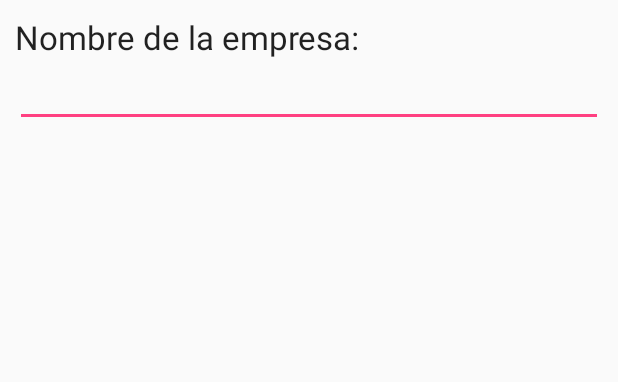
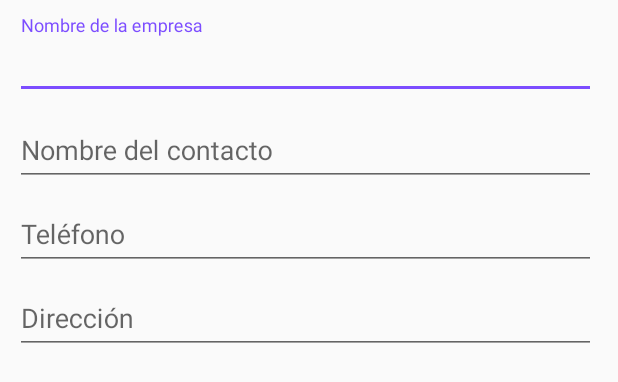
Before and after one commit to AlisonGonzalez/PermitManager, an Android app: the layout prompts.xml on its own in the app's theme, with its tools: preview values and no code run, on a phone screen of 412 x 824 dp. Shown: the top 382 px of the screen. Run offline under Robolectric (Android 15) with nearby library versions, the phone set to English and light mode, and no system bars.

Commit message:
Cuadro de diálogo con todos los datos. Nuevos colores.

```diff
--- a/app/build.gradle
+++ b/app/build.gradle
@@ -30,6 +30,8 @@ dependencies {
     compile 'com.google.firebase:firebase-core:11.8.0'
     compile 'com.google.firebase:firebase-database:11.8.0'
     compile 'com.firebaseui:firebase-ui-auth:3.2.2'
+    compile 'com.firebaseui:firebase-ui:3.2.2'
+
 }
 
 apply plugin: 'com.google.gms.google-services'
--- a/app/src/main/res/layout/prompts.xml
+++ b/app/src/main/res/layout/prompts.xml
@@ -1,26 +1,55 @@
 <?xml version="1.0" encoding="utf-8"?>
 <LinearLayout xmlns:android="http://schemas.android.com/apk/res/android"
+    xmlns:app="http://schemas.android.com/apk/res-auto"
     android:id="@+id/layout_root"
     android:layout_width="fill_parent"
     android:layout_height="fill_parent"
     android:orientation="vertical"
-    android:padding="10dp" >
+    android:padding="10dp">
 
-    <TextView
-        android:id="@+id/textView"
-        android:layout_width="wrap_content"
-        android:layout_height="wrap_content"
-        android:text="Nombre de la empresa: "
-        android:textAppearance="?android:attr/textAppearanceLarge" />
+    <android.support.design.widget.TextInputLayout
+        android:id="@+id/companyInput"
+        android:layout_width="387dp"
+        android:layout_height="58dp"
+        app:errorEnabled="true">
 
-    <EditText
-        android:id="@+id/userInput"
-        android:layout_width="match_parent"
-        android:inputType="text"
-        android:layout_height="wrap_content" >
+        <android.support.design.widget.TextInputEditText
+            android:layout_width="match_parent"
+            android:layout_height="wrap_content"
+            android:hint="Nombre de la empresa" />
+    </android.support.design.widget.TextInputLayout>
 
-        <requestFocus />
+    <android.support.design.widget.TextInputLayout
+        android:id="@+id/contactInput"
+        android:layout_width="387dp"
+        android:layout_height="wrap_content">
 
-    </EditText>
+        <android.support.design.widget.TextInputEditText
+            android:layout_width="match_parent"
+            android:layout_height="wrap_content"
+            android:hint="Nombre del contacto" />
+    </android.support.design.widget.TextInputLayout>
+
+    <android.support.design.widget.TextInputLayout
+        android:id="@+id/phoneInput"
+        android:layout_width="387dp"
+        android:layout_height="wrap_content">
+
+        <android.support.design.widget.TextInputEditText
+            android:layout_width="match_parent"
+            android:layout_height="wrap_content"
+            android:hint="Teléfono" />
+    </android.support.design.widget.TextInputLayout>
+
+    <android.support.design.widget.TextInputLayout
+        android:id="@+id/addressInput"
+        android:layout_width="387dp"
+        android:layout_height="wrap_content">
+
+        <android.support.design.widget.TextInputEditText
+            android:layout_width="match_parent"
+            android:layout_height="wrap_content"
+            android:hint="Dirección" />
+    </android.support.design.widget.TextInputLayout>
 
 </LinearLayout>
--- a/app/src/main/res/values/colors.xml
+++ b/app/src/main/res/values/colors.xml
@@ -1,6 +1,6 @@
 <?xml version="1.0" encoding="utf-8"?>
 <resources>
-    <color name="colorPrimary">#3F51B5</color>
-    <color name="colorPrimaryDark">#303F9F</color>
-    <color name="colorAccent">#FF4081</color>
+    <color name="colorPrimary">#E91E63</color>
+    <color name="colorPrimaryDark">#C2185B</color>
+    <color name="colorAccent">#7c4dff</color>
 </resources>
```
Also changed, not shown: app/src/main/java/com/pm/permitmanager/MainActivity.java (+47 -12 lines).
